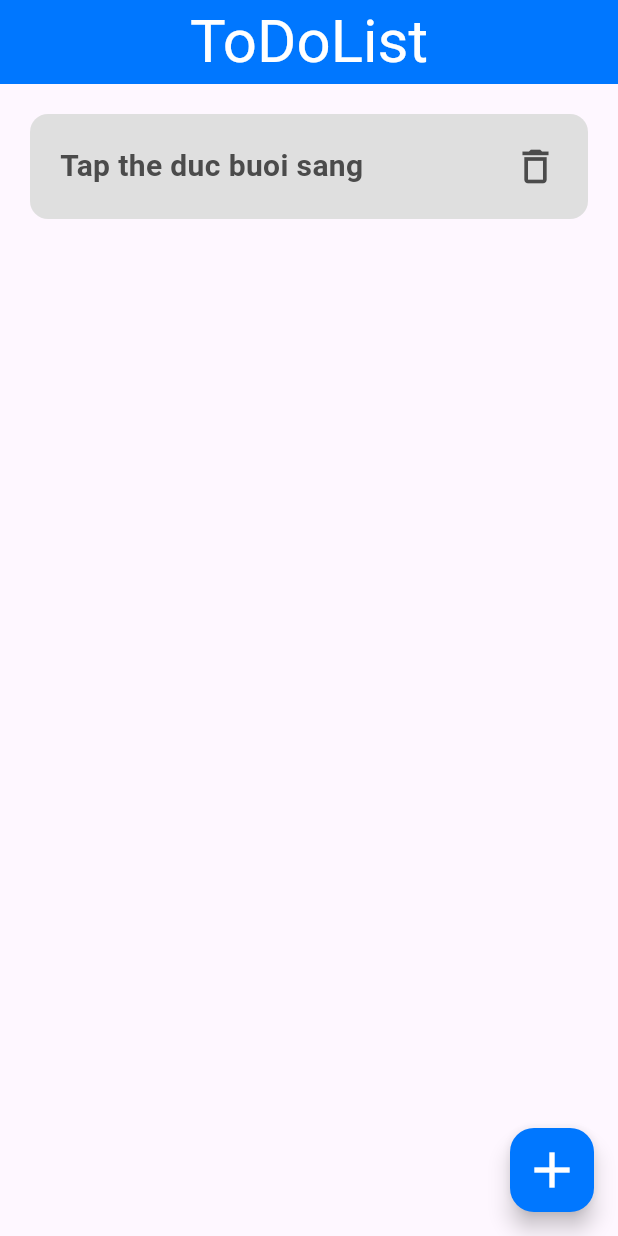
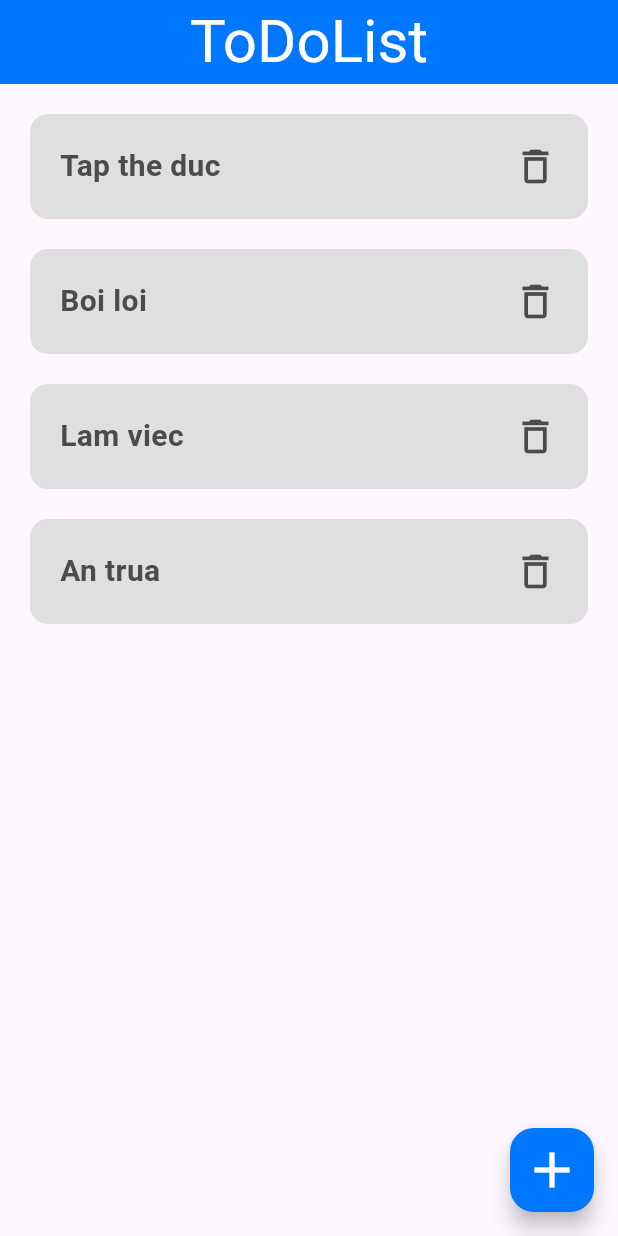
Before and after one commit to tutran985/90DaysOfFlutter, a Flutter app: the screen it shows after launch, on a phone screen of 412 x 824 dp. Run offline on Flutter 3.47's test engine with Material 3 defaults, Android fonts, the phone set to English and light mode, and no system bars.

Commit message:
bai 19: hien thi du lieu cardbody theo dataItems

```diff
--- a/lib/main.dart
+++ b/lib/main.dart
@@ -15,11 +15,11 @@ class MyApp extends StatelessWidget {
 
   void showData() {}
 
-  final List<DataItems> items = [
-    DataItems(id: "1", name: "Tap the duc"),
-    DataItems(id: "2", name: "Boi loi"),
-    DataItems(id: "3", name: "Lam viec"),
-    DataItems(id: "4", name: "An trua"),
+  final List<DataItem> items = [
+    DataItem(id: "1", name: "Tap the duc"),
+    DataItem(id: "2", name: "Boi loi"),
+    DataItem(id: "3", name: "Lam viec"),
+    DataItem(id: "4", name: "An trua"),
   ];
 
   @override
@@ -33,12 +33,10 @@ class MyApp extends StatelessWidget {
           style: TextStyle(fontSize: 40, color: Colors.white),
         ),
       ),
-      body: const SingleChildScrollView(
-        padding: EdgeInsets.all(20),
+      body: SingleChildScrollView(
+        padding: const EdgeInsets.all(20),
         child: Column(
-          children: [
-            CardBody(),
-          ],
+          children: items.map((item) => CardBody(item: item)).toList(),
         ),
       ),
       floatingActionButton: FloatingActionButton(
--- a/lib/model/item.dart
+++ b/lib/model/item.dart
@@ -1,5 +1,5 @@
-class DataItems {
+class DataItem {
   final String id;
   final String name;
-  DataItems({required this.id, required this.name});
+  DataItem({required this.id, required this.name});
 }
--- a/lib/widget/card_body.dart
+++ b/lib/widget/card_body.dart
@@ -1,9 +1,8 @@
 import 'package:flutter/material.dart';
 
 class CardBody extends StatelessWidget {
-  const CardBody({
-    super.key,
-  });
+  const CardBody({super.key, required this.item});
+  final item;
 
   @override
   Widget build(BuildContext context) {
@@ -15,20 +14,20 @@ class CardBody extends StatelessWidget {
         color: const Color(0xffdfdfdf),
         borderRadius: BorderRadius.circular(12),
       ),
-      child: const Padding(
-        padding: EdgeInsets.symmetric(horizontal: 20),
+      child: Padding(
+        padding: const EdgeInsets.symmetric(horizontal: 20),
         child: Row(
           mainAxisAlignment: MainAxisAlignment.spaceBetween,
           children: [
             Text(
-              "Tap the duc buoi sang",
-              style: TextStyle(
+              item.name,
+              style: const TextStyle(
                 fontSize: 20,
                 color: Color(0xff4B4B4B),
                 fontWeight: FontWeight.bold,
               ),
             ),
-            Icon(
+            const Icon(
               Icons.delete_outline,
               color: Color(0xff4B4B4B),
               size: 30,
```
